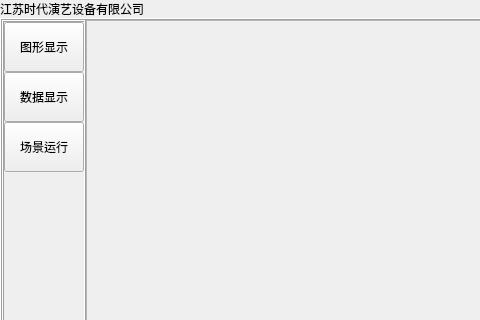
Old version of the form ui/mainwindow.ui in the repository niuyuxin/monitorServer; both pictures show x 0 to 480 and y 0 to 320 of the 618 by 501 pixel window.
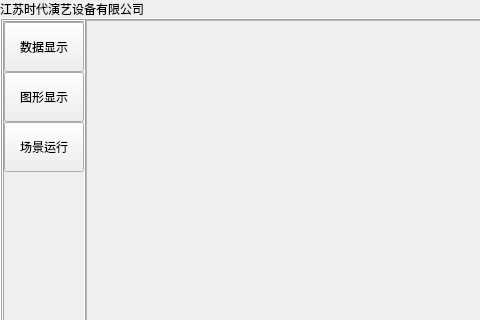
New version of the form.

Commit message: add deviceAutoRunning widget and device graphic widget

```diff
--- a/ui/mainwindow.ui
+++ b/ui/mainwindow.ui
@@ -97,7 +97,7 @@
           <number>0</number>
          </property>
          <item>
-          <widget class="QPushButton" name="graphicShowingPushButton">
+          <widget class="QPushButton" name="dataShowingPushButton">
            <property name="sizePolicy">
             <sizepolicy hsizetype="Minimum" vsizetype="Minimum">
              <horstretch>0</horstretch>
@@ -111,12 +111,12 @@
             </size>
            </property>
            <property name="text">
-            <string>图形显示</string>
+            <string>数据显示</string>
            </property>
           </widget>
          </item>
          <item>
-          <widget class="QPushButton" name="dataShowingPushButton">
+          <widget class="QPushButton" name="graphicShowingPushButton">
            <property name="sizePolicy">
             <sizepolicy hsizetype="Minimum" vsizetype="Minimum">
              <horstretch>0</horstretch>
@@ -130,7 +130,7 @@
             </size>
            </property>
            <property name="text">
-            <string>数据显示</string>
+            <string>图形显示</string>
            </property>
           </widget>
          </item>
```
The commit also changes 5 other files.
